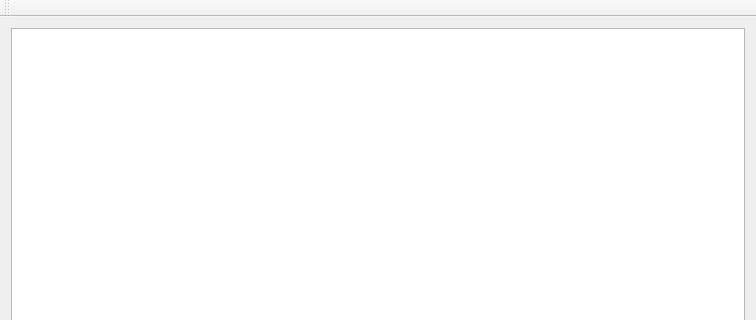
First picture: the form in VPaHMI/lab7/mainwindow.ui, repository MangriMen/SibSUTIS5semester, before the edit; both pictures show x 0 to 756 and y 0 to 320 of the 756 by 550 pixel window.
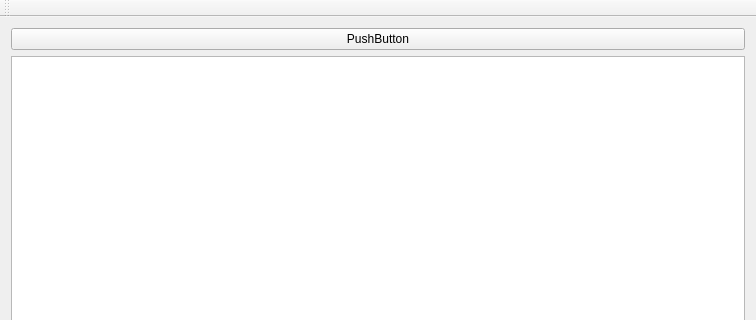
Second picture: the form after the edit.

Commit message: VPaHMI lab7 moved tree

Patch:
```diff
--- a/VPaHMI/lab7/mainwindow.ui
+++ b/VPaHMI/lab7/mainwindow.ui
@@ -15,9 +15,16 @@
   </property>
   <widget class="QWidget" name="centralWidget">
    <layout class="QGridLayout" name="gridLayout">
-    <item row="0" column="0">
+    <item row="1" column="0">
      <widget class="QGraphicsView" name="graphicsView"/>
     </item>
+    <item row="0" column="0">
+     <widget class="QPushButton" name="btnTestPost">
+      <property name="text">
+       <string>PushButton</string>
+      </property>
+     </widget>
+    </item>
    </layout>
   </widget>
   <widget class="QMenuBar" name="menuBar">
```
Left out of the diff: 2 changed lines with no effect on the pictures. The commit also changes 2 other files.
